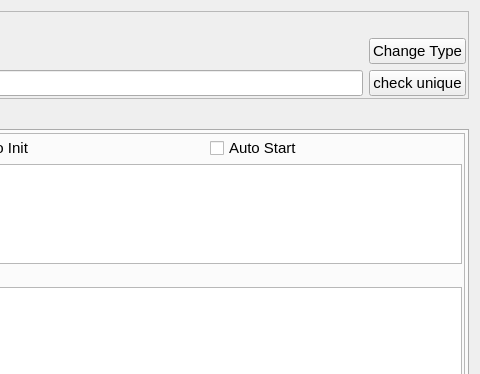
Before: the Qt Designer form ccs/node/control_unit/ControUnitInstanceEditor.ui in bisegni/chaosframework, drawn with Qt 5; both pictures show x 320 to 800 and y 0 to 374 of the 800 by 560 pixel window.
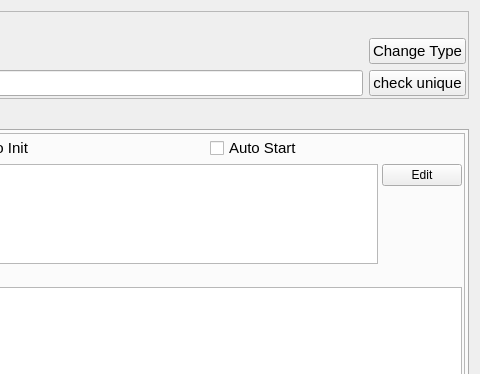
After: the same form once the commit is applied.

Diff of the .ui file:
```diff
--- a/ccs/node/control_unit/ControUnitInstanceEditor.ui
+++ b/ccs/node/control_unit/ControUnitInstanceEditor.ui
@@ -332,6 +332,13 @@
               </property>
              </widget>
             </item>
+            <item alignment="Qt::AlignTop">
+             <widget class="QPushButton" name="pushButton">
+              <property name="text">
+               <string>Edit</string>
+              </property>
+             </widget>
+            </item>
            </layout>
           </item>
           <item>
```
Left out of the diff: 2 changed lines with no effect on the pictures.
